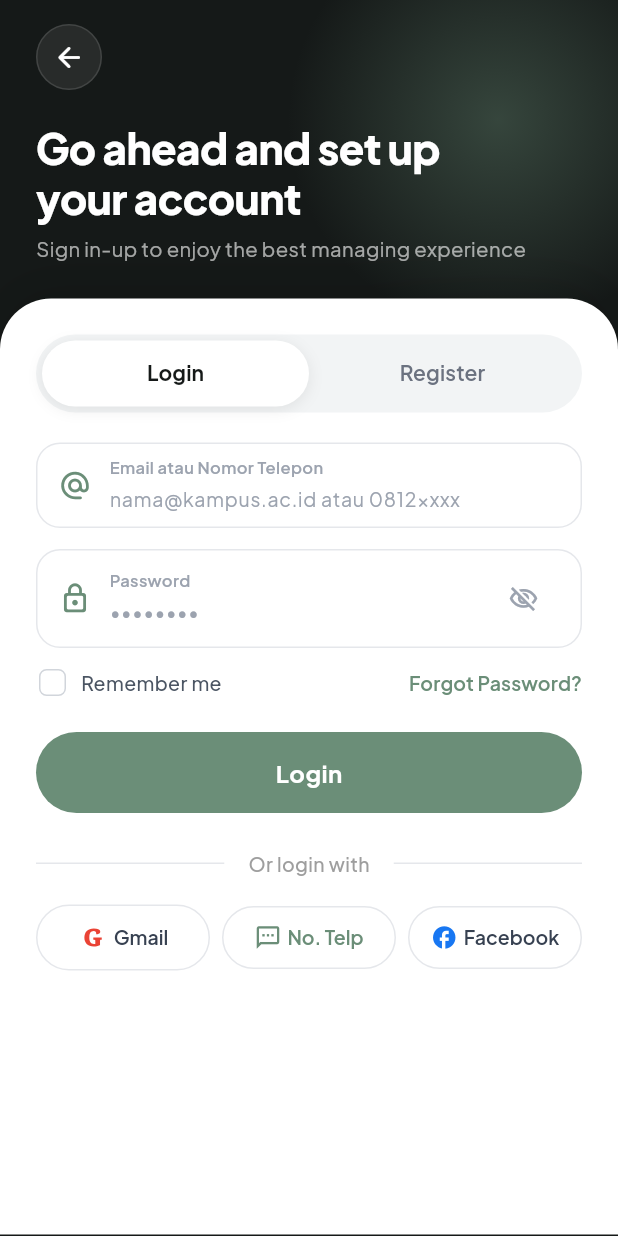
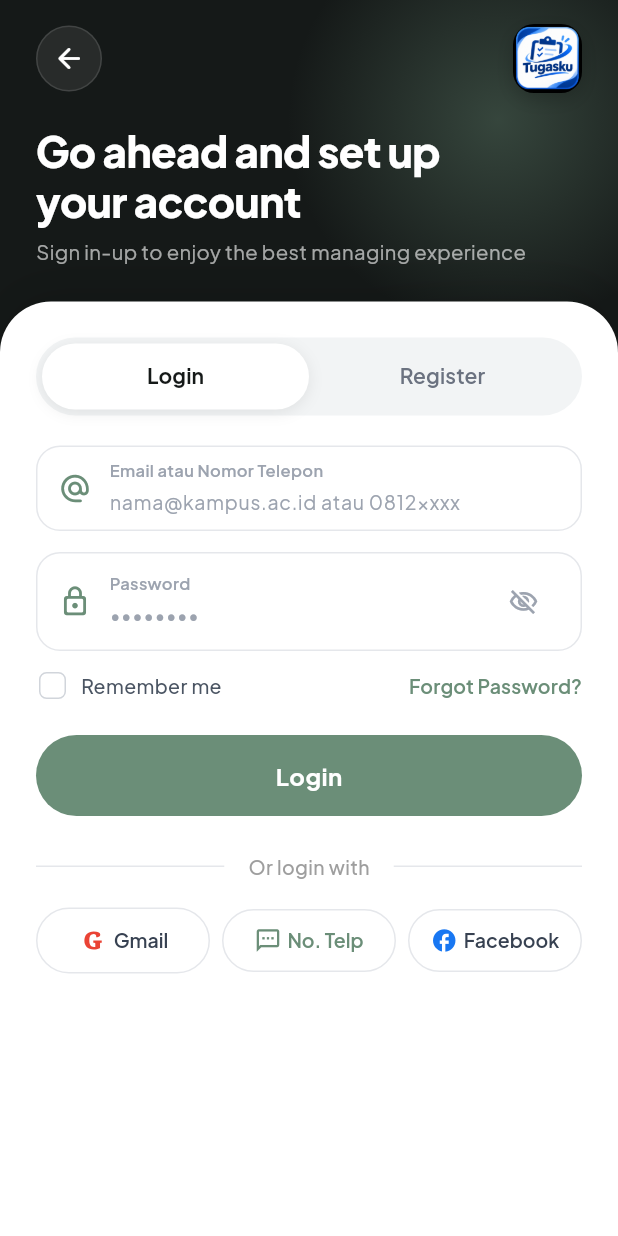
Before and after one commit to rfndra27/Tugasku, a Flutter app: the screen it shows after launch, after a tap on the "arrow back" icon, on a phone screen of 412 x 824 dp. Run offline on Flutter 3.47's test engine with Material 3 defaults, Android fonts, the phone set to English and light mode, and no system bars; our stand-ins replace cloud_firestore, cloud_functions, confetti, file_picker, firebase_auth, firebase_core and 3 more; accounts and stored records are empty.

Commit message:
feat(branding): replace all app logos, icons, and splash emblem with official TugasKu logo

```diff
--- a/lib/screens/auth_screen.dart
+++ b/lib/screens/auth_screen.dart
@@ -431,7 +431,9 @@ class _AuthScreenState extends State<AuthScreen> with SingleTickerProviderStateM
                             child: Column(
                               crossAxisAlignment: CrossAxisAlignment.start,
                               children: [
-                                // Transparent circular back button
+                                Row(
+                                  mainAxisAlignment: MainAxisAlignment.spaceBetween,
+                                  children: [
                                     InkWell(
                                       onTap: () => Navigator.maybePop(context),
                                       borderRadius: BorderRadius.circular(22),
@@ -449,6 +451,29 @@ class _AuthScreenState extends State<AuthScreen> with SingleTickerProviderStateM
                                           size: 22,
                                         ),
                                       ),
+                                    ),
+                                    Container(
+                                      decoration: BoxDecoration(
+                                        borderRadius: BorderRadius.circular(14),
+                                        boxShadow: [
+                                          BoxShadow(
+                                            color: Colors.black.withValues(alpha: 0.2),
+                                            blurRadius: 10,
+                                            offset: const Offset(0, 4),
+                                          ),
+                                        ],
+                                      ),
+                                      child: ClipRRect(
+                                        borderRadius: BorderRadius.circular(14),
+                                        child: Image.asset(
+                                          'assets/images/logo.png',
+                                          width: 46,
+                                          height: 46,
+                                          fit: BoxFit.cover,
+                                        ),
+                                      ),
+                                    ),
+                                  ],
                                 ),
                                 const SizedBox(height: 22),
                                 const Text(
--- a/lib/screens/home_screen.dart
+++ b/lib/screens/home_screen.dart
@@ -170,7 +170,20 @@ class _HomeScreenState extends State<HomeScreen> {
           borderRadius: BorderRadius.circular(8),
           child: Padding(
             padding: const EdgeInsets.symmetric(vertical: 4, horizontal: 2),
-            child: Column(
+            child: Row(
+              mainAxisSize: MainAxisSize.min,
+              children: [
+                ClipRRect(
+                  borderRadius: BorderRadius.circular(8),
+                  child: Image.asset(
+                    'assets/images/logo.png',
+                    width: 32,
+                    height: 32,
+                    fit: BoxFit.cover,
+                  ),
+                ),
+                const SizedBox(width: 10),
+                Column(
                   crossAxisAlignment: CrossAxisAlignment.start,
                   children: [
                     Text(
@@ -182,6 +195,8 @@ class _HomeScreenState extends State<HomeScreen> {
                           ? '${profile!.major} • ${profile.university.isNotEmpty ? profile.university : "PNJ"}'
                           : (profile?.university.isNotEmpty == true ? profile!.university : AppConstants.appTagline),
                       style: TextStyle(fontSize: 11, color: Colors.white.withValues(alpha: 0.78)),
+                    ),
+                  ],
                 ),
               ],
             ),
--- a/lib/screens/splash_screen.dart
+++ b/lib/screens/splash_screen.dart
@@ -104,57 +104,28 @@ class _SplashScreenState extends State<SplashScreen> with SingleTickerProviderSt
                 child: Column(
                   mainAxisAlignment: MainAxisAlignment.center,
                   children: [
-                    // Emblem / Logo: Shield container with book & check badge
+                    // Official App Logo
                     Container(
-                      width: 96,
-                      height: 96,
+                      width: 108,
+                      height: 108,
                       decoration: BoxDecoration(
-                        gradient: LinearGradient(
-                          colors: [
-                            const Color(0xFF7C3AED).withValues(alpha: 0.25),
-                            const Color(0xFF2563EB).withValues(alpha: 0.15),
-                          ],
-                          begin: Alignment.topLeft,
-                          end: Alignment.bottomRight,
-                        ),
-                        borderRadius: BorderRadius.circular(28),
-                        border: Border.all(
-                          color: const Color(0xFF8B5CF6).withValues(alpha: 0.40),
-                          width: 1.5,
-                        ),
+                        borderRadius: BorderRadius.circular(24),
                         boxShadow: [
                           BoxShadow(
-                            color: const Color(0xFF7C3AED).withValues(alpha: 0.25),
-                            blurRadius: 30,
-                            spreadRadius: 2,
+                            color: const Color(0xFF2563EB).withValues(alpha: 0.35),
+                            blurRadius: 32,
+                            spreadRadius: 4,
                           ),
                         ],
                       ),
-                      child: Stack(
-                        alignment: Alignment.center,
-                        children: [
-                          const Icon(
-                            Icons.menu_book_rounded,
-                            size: 50,
-                            color: Color(0xFF8B5CF6),
-                          ),
-                          Positioned(
-                            right: 18,
-                            bottom: 18,
-                            child: Container(
-                              padding: const EdgeInsets.all(4),
-                              decoration: const BoxDecoration(
-                                shape: BoxShape.circle,
-                                color: Color(0xFFF59E0B),
-                              ),
-                              child: const Icon(
-                                Icons.check_rounded,
-                                size: 16,
-                                color: Color(0xFF0F0F12),
-                              ),
-                            ),
-                          ),
-                        ],
+                      child: ClipRRect(
+                        borderRadius: BorderRadius.circular(24),
+                        child: Image.asset(
+                          'assets/images/logo.png',
+                          width: 108,
+                          height: 108,
+                          fit: BoxFit.cover,
+                        ),
                       ),
                     ),
                     const SizedBox(height: 24),
```
Also changed, not shown: assets/images/logo.png (added), logo.png (added), 12 other files. Lines whose indentation alone changed are shown as unchanged.
